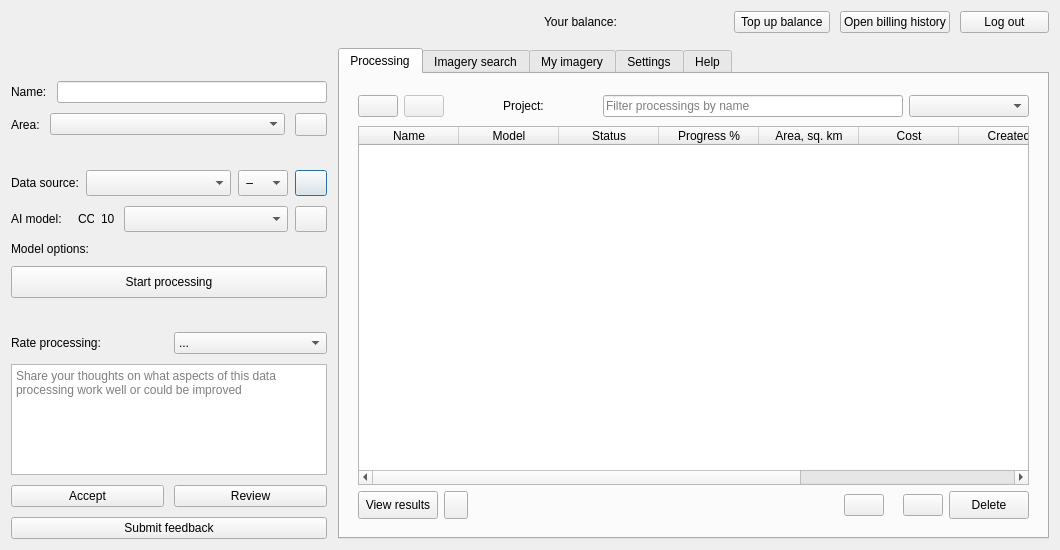
Old version of the form mapflow/dialogs/static/ui/main_dialog.ui in the repository Geoalert/mapflow-qgis.
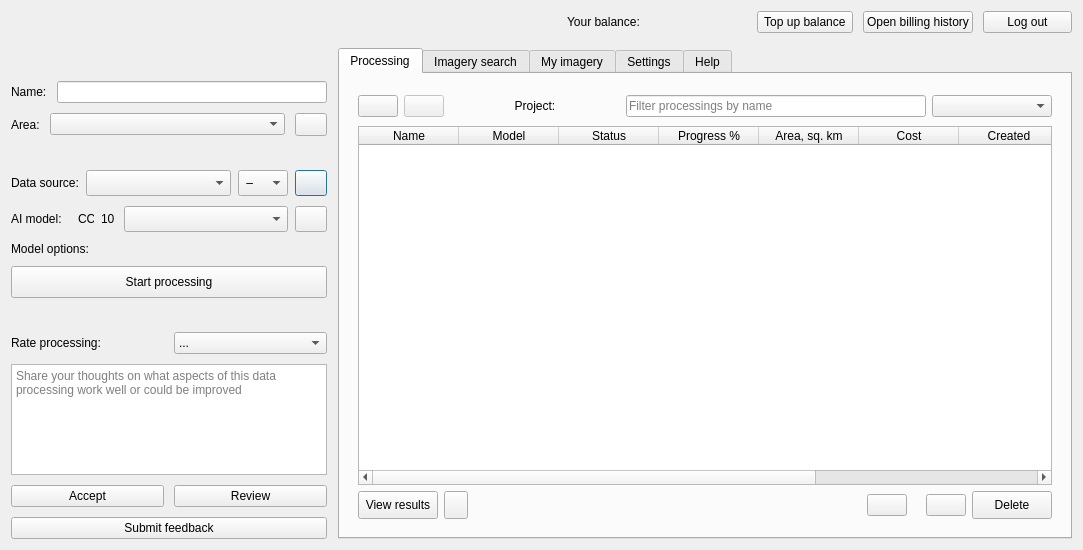
New version of the form. Icons and pictures are not drawn. Custom widgets are drawn as their Qt base class.

Commit message: fix jumping layout on show only available providers toggle

What changed in the file:
```diff
--- a/mapflow/dialogs/static/ui/main_dialog.ui
+++ b/mapflow/dialogs/static/ui/main_dialog.ui
@@ -6,7 +6,7 @@
    <rect>
     <x>0</x>
     <y>0</y>
-    <width>1060</width>
+    <width>1083</width>
     <height>550</height>
    </rect>
   </property>
@@ -1318,7 +1318,6 @@
                   <widget class="QLabel" name="processingsPageLabel">
                    <property name="font">
                     <font>
-                     <weight>50</weight>
                      <bold>false</bold>
                     </font>
                    </property>
@@ -1429,7 +1428,6 @@
                    </property>
                    <property name="font">
                     <font>
-                     <weight>50</weight>
                      <bold>false</bold>
                     </font>
                    </property>
```
Left out of the diff: 27 changed lines with no effect on the pictures.
